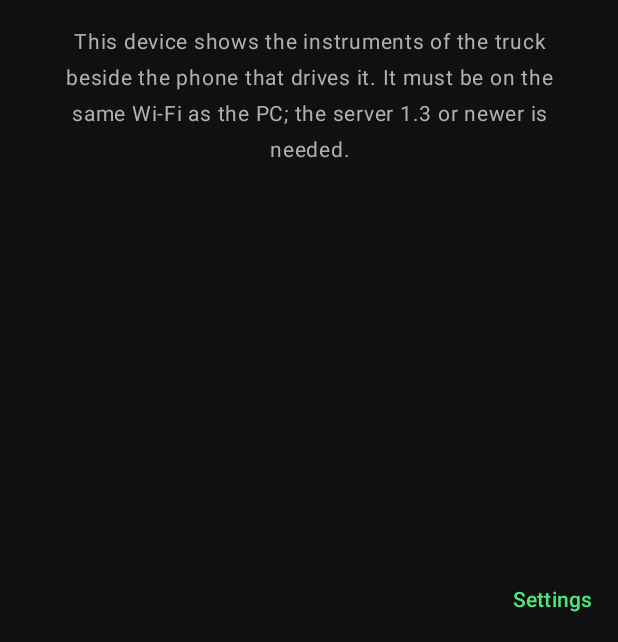
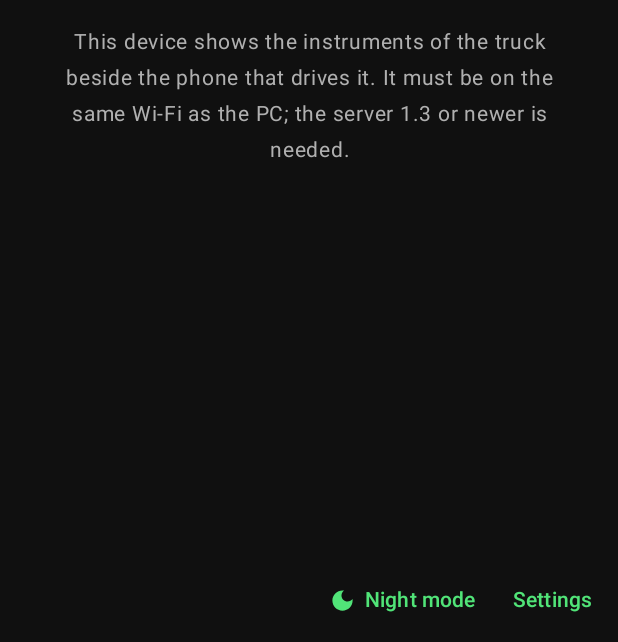
Before and after one commit to alexChurkin/TruckRemoteControl, an Android app built with Jetpack Compose: the DashboardActivity screen opened directly, with no data from a screen before it, on a phone screen of 412 x 824 dp, the part 594-1236 px from its top. Run offline under Robolectric (Android 15) with nearby library versions, the phone set to English and light mode, and no system bars; network calls fail.

Commit message:
Night mode of the dashboard
A button beside Settings dims the dashboard mode for the night: the lowest
screen brightness and a dark veil over the instruments (the lowest
brightness is still too bright on many tablets). The choice is kept.

Co-Authored-By: Claude Opus 5.5 <noreply@anthropic.com>
Claude-Session: https://claude.ai/code/session_01XvMJVJFk7Q7itHDnXRCoQC

```diff
--- a/app/src/main/java/com/alexchurkin/truckremote/data/settings/AppSettings.kt
+++ b/app/src/main/java/com/alexchurkin/truckremote/data/settings/AppSettings.kt
@@ -92,6 +92,11 @@ class AppSettings(private val prefs: SharedPreferences) {
     var showDashboard: Boolean
         get() = prefs.getBoolean(KEY_SHOW_DASHBOARD, true)
         set(value) = prefs.edit { putBoolean(KEY_SHOW_DASHBOARD, value) }
+
+    // The dashboard mode dims the screen for driving at night
+    var dashboardNight: Boolean
+        get() = prefs.getBoolean(KEY_DASHBOARD_NIGHT, false)
+        set(value) = prefs.edit { putBoolean(KEY_DASHBOARD_NIGHT, value) }
 
     // The speed turns amber, then red above the speed limit
     var speedingWarning: Boolean
@@ -213,6 +218,7 @@ class AppSettings(private val prefs: SharedPreferences) {
         private const val KEY_PNEUMATIC_HORN = "pneumaticSignal"
         private const val KEY_SHOW_DASHBOARD = "showDashboard"
         private const val KEY_SPEEDING_WARNING = "speedingWarning"
+        private const val KEY_DASHBOARD_NIGHT = "dashboardNight"
         private const val KEY_SEPARATE_GAME_SETTINGS = "separateGameSettings"
         private const val KEY_LAST_GAME = "lastGame"
         private const val ATS_PREFIX = "ats."
--- a/app/src/main/java/com/alexchurkin/truckremote/ui/dashboard/DashboardActivity.kt
+++ b/app/src/main/java/com/alexchurkin/truckremote/ui/dashboard/DashboardActivity.kt
@@ -6,6 +6,7 @@ import android.view.WindowManager
 import androidx.activity.compose.setContent
 import androidx.activity.viewModels
 import androidx.appcompat.app.AppCompatActivity
+import androidx.compose.runtime.LaunchedEffect
 import androidx.compose.runtime.getValue
 import androidx.lifecycle.compose.collectAsStateWithLifecycle
 import com.alexchurkin.truckremote.ui.settings.SettingsActivity
@@ -27,9 +28,11 @@ class DashboardActivity : AppCompatActivity() {
         setContent {
             TruckRemoteTheme {
                 val state by viewModel.state.collectAsStateWithLifecycle()
+                LaunchedEffect(state.night) { setNightBrightness(state.night) }
                 DashboardScreen(
                     state = state,
                     onOpenSettings = { startActivity(Intent(this, SettingsActivity::class.java)) },
+                    onNightChange = viewModel::setNight,
                 )
             }
         }
@@ -45,4 +48,15 @@ class DashboardActivity : AppCompatActivity() {
         viewModel.setForeground(false)
         super.onStop()
     }
+
+    // The lowest brightness at night, the system one by day
+    private fun setNightBrightness(night: Boolean) {
+        window.attributes = window.attributes.apply {
+            screenBrightness = if (night) NIGHT_BRIGHTNESS else WindowManager.LayoutParams.BRIGHTNESS_OVERRIDE_NONE
+        }
+    }
+
+    private companion object {
+        const val NIGHT_BRIGHTNESS = 0.01f
+    }
 }
--- a/app/src/main/java/com/alexchurkin/truckremote/ui/dashboard/DashboardScreen.kt
+++ b/app/src/main/java/com/alexchurkin/truckremote/ui/dashboard/DashboardScreen.kt
@@ -30,6 +30,7 @@ import androidx.compose.foundation.shape.RoundedCornerShape
 import androidx.compose.foundation.text.BasicText
 import androidx.compose.foundation.verticalScroll
 import androidx.compose.material3.CircularProgressIndicator
+import androidx.compose.material3.Icon
 import androidx.compose.material3.Text
 import androidx.compose.material3.TextButton
 import androidx.compose.runtime.Composable
@@ -99,12 +100,21 @@ private val LampColumn = 56.dp
 // The place of the settings button under the cards
 private val SettingsRow = 40.dp
 
+// The instruments under a black veil at night
+private const val NIGHT_SCRIM = 0.35f
+private const val NIGHT_FADE_MS = 400
+
 /**
  * The dashboard mode: big instruments of the truck for a tablet or a second phone. Wide screens have the gauge
  * on the left and the cards on the right, tall ones have the cards under it.
  */
 @Composable
-fun DashboardScreen(state: DashboardUiState, onOpenSettings: () -> Unit, modifier: Modifier = Modifier) {
+fun DashboardScreen(
+    state: DashboardUiState,
+    onOpenSettings: () -> Unit,
+    modifier: Modifier = Modifier,
+    onNightChange: (Boolean) -> Unit = {},
+) {
     Box(modifier = modifier.fillMaxSize().background(Background)) {
         val truck = state.truck
         val dashboard = truck?.dashboard
@@ -113,9 +123,24 @@ fun DashboardScreen(state: DashboardUiState, onOpenSettings: () -> Unit, modifie
         } else {
             Instruments(truck, dashboard, state.job, state.imperialUnits, state.speedingWarning)
         }
-        // The mode of the app is changed in the settings
-        TextButton(onClick = onOpenSettings, modifier = Modifier.align(Alignment.BottomEnd).padding(4.dp)) {
-            Text(stringResource(R.string.settings))
+        // At night the screen is at its lowest brightness (the activity sets it), and even that is too bright
+        // on many tablets: the instruments are dimmed more
+        val scrim by animateFloatAsState(if (state.night) NIGHT_SCRIM else 0f, tween(NIGHT_FADE_MS), label = "night")
+        if (scrim > 0f) Box(Modifier.matchParentSize().background(Color.Black.copy(alpha = scrim)))
+        Row(modifier = Modifier.align(Alignment.BottomEnd).padding(4.dp)) {
+            TextButton(onClick = { onNightChange(!state.night) }) {
+                Icon(
+                    painter = painterResource(R.drawable.ic_night),
+                    contentDescription = null,
+                    modifier = Modifier.size(18.dp),
+                )
+                Spacer(Modifier.width(6.dp))
+                Text(stringResource(if (state.night) R.string.dashboard_mode_day else R.string.dashboard_mode_night))
+            }
+            // The mode of the app is changed in the settings
+            TextButton(onClick = onOpenSettings) {
+                Text(stringResource(R.string.settings))
+            }
         }
     }
 }
--- a/app/src/main/java/com/alexchurkin/truckremote/ui/dashboard/DashboardViewModel.kt
+++ b/app/src/main/java/com/alexchurkin/truckremote/ui/dashboard/DashboardViewModel.kt
@@ -26,6 +26,8 @@ data class DashboardUiState(
     val job: Job? = null,
     val imperialUnits: Boolean = false,
     val speedingWarning: Boolean = true,
+    // The screen is dimmed for the night
+    val night: Boolean = false,
 )
 
 /**
@@ -42,6 +44,10 @@ class DashboardViewModel(private val settings: AppSettings, private val viewer:
 
     fun setForeground(shown: Boolean) = if (shown) viewer.start() else viewer.stop()
 
+    fun setNight(night: Boolean) {
+        settings.dashboardNight = night
+    }
+
     override fun onCleared() = viewer.stop()
 
     private fun snapshot(viewerState: ViewerState): DashboardUiState {
@@ -54,6 +60,7 @@ class DashboardViewModel(private val settings: AppSettings, private val viewer:
                 game,
             ).speedUnits.isImperial(game, viewerState.truck?.dashboard?.gameImperialUnits),
             speedingWarning = settings.speedingWarning,
+            night = settings.dashboardNight,
         )
     }
 
--- /dev/null
+++ b/app/src/main/res/drawable/ic_night.xml
@@ -0,0 +1,9 @@
+<vector xmlns:android="http://schemas.android.com/apk/res/android"
+    android:width="24dp"
+    android:height="24dp"
+    android:viewportWidth="24"
+    android:viewportHeight="24">
+    <path
+        android:fillColor="#FFFFFFFF"
+        android:pathData="M12,3c-4.97,0 -9,4.03 -9,9s4.03,9 9,9s9,-4.03 9,-9c0,-0.46 -0.04,-0.92 -0.1,-1.36c-0.98,1.37 -2.58,2.26 -4.4,2.26c-2.98,0 -5.4,-2.42 -5.4,-5.4c0,-1.81 0.89,-3.42 2.26,-4.4C12.92,3.04 12.46,3 12,3z" />
+</vector>
--- a/app/src/main/res/values/strings.xml
+++ b/app/src/main/res/values/strings.xml
@@ -279,6 +279,8 @@
     <string name="dashboard_mode_job">Job</string>
     <string name="dashboard_mode_retarder">Retarder</string>
     <string name="dashboard_mode_warnings">Warnings</string>
+    <string name="dashboard_mode_night">Night mode</string>
+    <string name="dashboard_mode_day">Day mode</string>
     <string name="app_mode_title">Mode</string>
     <string name="app_mode_choice_title">This device is</string>
     <string name="app_mode_choice_summary">The dashboard only shows the instruments of the truck: for a tablet or a second phone beside the one that drives. The chosen mode opens at once.</string>
```
Also changed, not shown: 4 other files.
